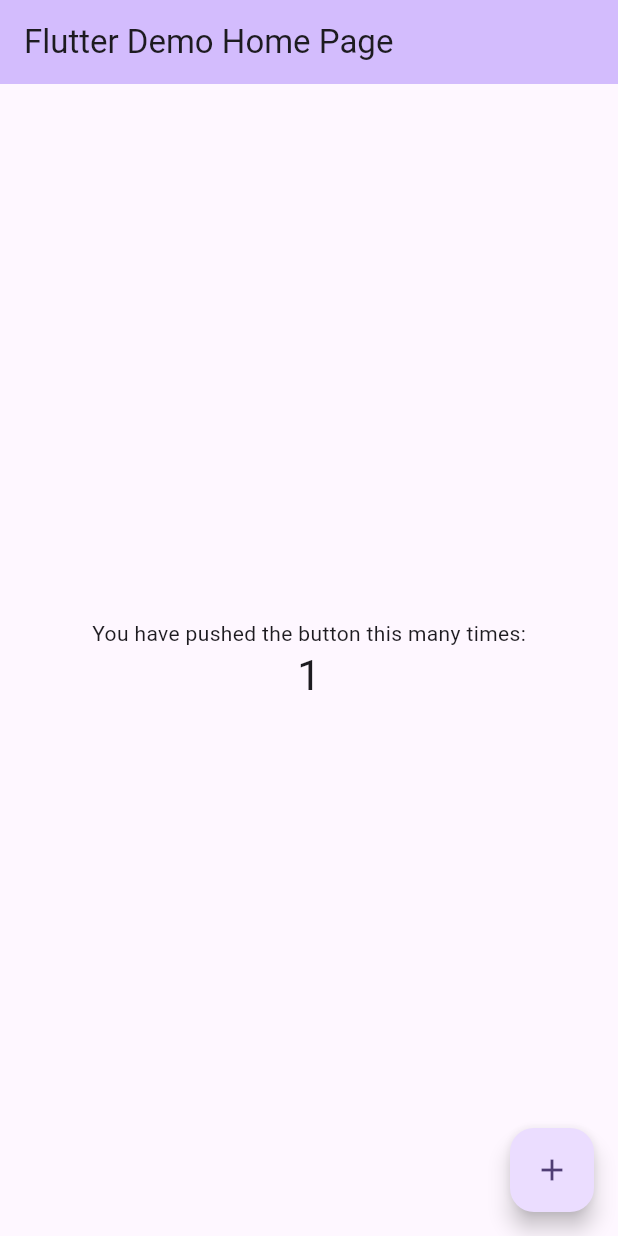
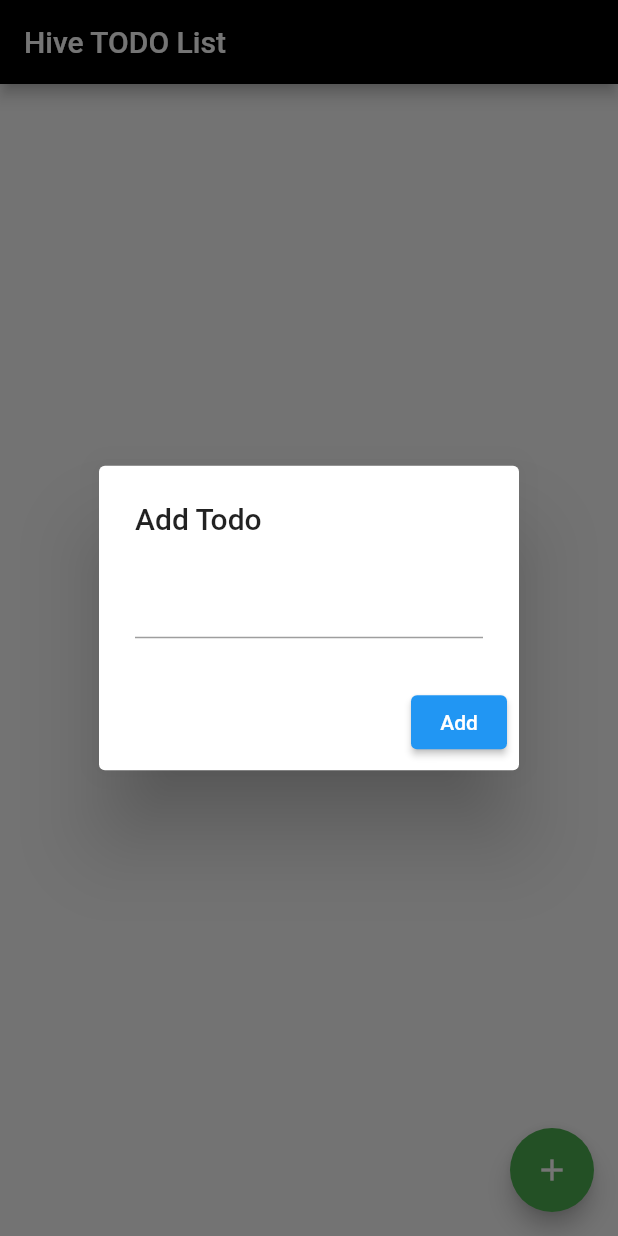
Before and after one commit to Justin-Bolivar/todo_application, a Flutter app: the screen it shows after launch, after a tap on the "add" icon, on a phone screen of 412 x 824 dp. Run offline on Flutter 3.47's test engine with Material 2 defaults, Android fonts, the phone set to English and light mode, and no system bars; our stand-ins replace hive, hive_flutter; accounts and stored records are empty.

Commit message:
Front End UI

```diff
--- a/lib/main.dart
+++ b/lib/main.dart
@@ -1,125 +1,112 @@
 import 'package:flutter/material.dart';
+import 'package:hive_flutter/hive_flutter.dart';
+import 'package:path_provider/path_provider.dart';
+import 'todo_item.dart';
+import 'todo_service.dart';
 
-void main() {
-  runApp(const MyApp());
+void main() async {
+  WidgetsFlutterBinding.ensureInitialized();
+  await Hive.initFlutter((await getApplicationDocumentsDirectory()).path);
+  Hive.registerAdapter(TodoItemAdapter());
+  runApp(MyApp());
 }
 
 class MyApp extends StatelessWidget {
-  const MyApp({super.key});
+  final TodoService _todoService = TodoService();
 
-  // This widget is the root of your application.
   @override
   Widget build(BuildContext context) {
     return MaterialApp(
-      title: 'Flutter Demo',
-      theme: ThemeData(
-        // This is the theme of your application.
-        //
-        // TRY THIS: Try running your application with "flutter run". You'll see
-        // the application has a blue toolbar. Then, without quitting the app,
-        // try changing the seedColor in the colorScheme below to Colors.green
-        // and then invoke "hot reload" (save your changes or press the "hot
-        // reload" button in a Flutter-supported IDE, or press "r" if you used
-        // the command line to start the app).
-        //
-        // Notice that the counter didn't reset back to zero; the application
-        // state is not lost during the reload. To reset the state, use hot
-        // restart instead.
-        //
-        // This works for code too, not just values: Most code changes can be
-        // tested with just a hot reload.
-        colorScheme: ColorScheme.fromSeed(seedColor: Colors.deepPurple),
-        useMaterial3: true,
+      title: 'Hive TODO List',
+      debugShowCheckedModeBanner: false,
+      home: FutureBuilder(
+        future: _todoService.getAllTodos(),
+        builder: (context, AsyncSnapshot<List<TodoItem>> snapshot) {
+          if (snapshot.connectionState == ConnectionState.done) {
+            return TodoListPage(snapshot.data ?? []);
+          }
+          return CircularProgressIndicator();
+        },
       ),
-      home: const MyHomePage(title: 'Flutter Demo Home Page'),
     );
   }
 }
 
-class MyHomePage extends StatefulWidget {
-  const MyHomePage({super.key, required this.title});
+class TodoListPage extends StatefulWidget {
+  final List<TodoItem> todos;
 
-  // This widget is the home page of your application. It is stateful, meaning
-  // that it has a State object (defined below) that contains fields that affect
-  // how it looks.
-
-  // This class is the configuration for the state. It holds the values (in this
-  // case the title) provided by the parent (in this case the App widget) and
-  // used by the build method of the State. Fields in a Widget subclass are
-  // always marked "final".
-
-  final String title;
+  TodoListPage(this.todos);
 
   @override
-  State<MyHomePage> createState() => _MyHomePageState();
+  _TodoListPageState createState() => _TodoListPageState();
 }
 
-class _MyHomePageState extends State<MyHomePage> {
-  int _counter = 0;
-
-  void _incrementCounter() {
-    setState(() {
-      // This call to setState tells the Flutter framework that something has
-      // changed in this State, which causes it to rerun the build method below
-      // so that the display can reflect the updated values. If we changed
-      // _counter without calling setState(), then the build method would not be
-      // called again, and so nothing would appear to happen.
-      _counter++;
-    });
-  }
+class _TodoListPageState extends State<TodoListPage> {
+  final TodoService _todoService = TodoService();
+  final TextEditingController _controller = TextEditingController();
 
   @override
   Widget build(BuildContext context) {
-    // This method is rerun every time setState is called, for instance as done
-    // by the _incrementCounter method above.
-    //
-    // The Flutter framework has been optimized to make rerunning build methods
-    // fast, so that you can just rebuild anything that needs updating rather
-    // than having to individually change instances of widgets.
     return Scaffold(
       appBar: AppBar(
-        // TRY THIS: Try changing the color here to a specific color (to
-        // Colors.amber, perhaps?) and trigger a hot reload to see the AppBar
-        // change color while the other colors stay the same.
-        backgroundColor: Theme.of(context).colorScheme.inversePrimary,
-        // Here we take the value from the MyHomePage object that was created by
-        // the App.build method, and use it to set our appbar title.
-        title: Text(widget.title),
+        title: const Text("Hive TODO List"),
+        backgroundColor: Colors.black,
       ),
-      body: Center(
-        // Center is a layout widget. It takes a single child and positions it
-        // in the middle of the parent.
-        child: Column(
-          // Column is also a layout widget. It takes a list of children and
-          // arranges them vertically. By default, it sizes itself to fit its
-          // children horizontally, and tries to be as tall as its parent.
-          //
-          // Column has various properties to control how it sizes itself and
-          // how it positions its children. Here we use mainAxisAlignment to
-          // center the children vertically; the main axis here is the vertical
-          // axis because Columns are vertical (the cross axis would be
-          // horizontal).
-          //
-          // TRY THIS: Invoke "debug painting" (choose the "Toggle Debug Paint"
-          // action in the IDE, or press "p" in the console), to see the
-          // wireframe for each widget.
-          mainAxisAlignment: MainAxisAlignment.center,
-          children: <Widget>[
-            const Text(
-              'You have pushed the button this many times:',
-            ),
-            Text(
-              '$_counter',
-              style: Theme.of(context).textTheme.headlineMedium,
-            ),
-          ],
-        ),
+      body: ValueListenableBuilder(
+        valueListenable: Hive.box<TodoItem>('todoBox').listenable(),
+        builder: (context, Box<TodoItem> box, _) {
+          return ListView.builder(
+            itemCount: box.values.length,
+            itemBuilder: (context, index) {
+              var todo = box.getAt(index);
+              return ListTile(
+                title: Text(todo!.title),
+                leading: Checkbox(
+                  value: todo.isCompleted,
+                  onChanged: (val) {
+                    _todoService.toggleCompleted(index, todo);
+                  },
+                ),
+                trailing: IconButton(
+                  icon: Icon(Icons.delete),
+                  onPressed: () {
+                    _todoService.deleteTodo(index);
+                  },
+                ),
+              );
+            },
+          );
+        },
       ),
       floatingActionButton: FloatingActionButton(
-        onPressed: _incrementCounter,
-        tooltip: 'Increment',
-        child: const Icon(Icons.add),
-      ), // This trailing comma makes auto-formatting nicer for build methods.
+        backgroundColor: Colors.green,
+        onPressed: () async {
+          showDialog(
+              context: context,
+              builder: (context) {
+                return AlertDialog(
+                  title: Text('Add Todo'),
+                  content: TextField(
+                    controller: _controller,
+                  ),
+                  actions: [
+                    ElevatedButton(
+                      child: Text('Add'),
+                      onPressed: () {
+                        if (_controller.text.isNotEmpty) {
+                          var todo = TodoItem(_controller.text);
+                          _todoService.addTodo(todo);
+                          _controller.clear();
+                          Navigator.pop(context);
+                        }
+                      },
+                    )
+                  ],
+                );
+              });
+        },
+        child: Icon(Icons.add),
+      ),
     );
   }
 }
```
Also changed, not shown: 1 other file.
